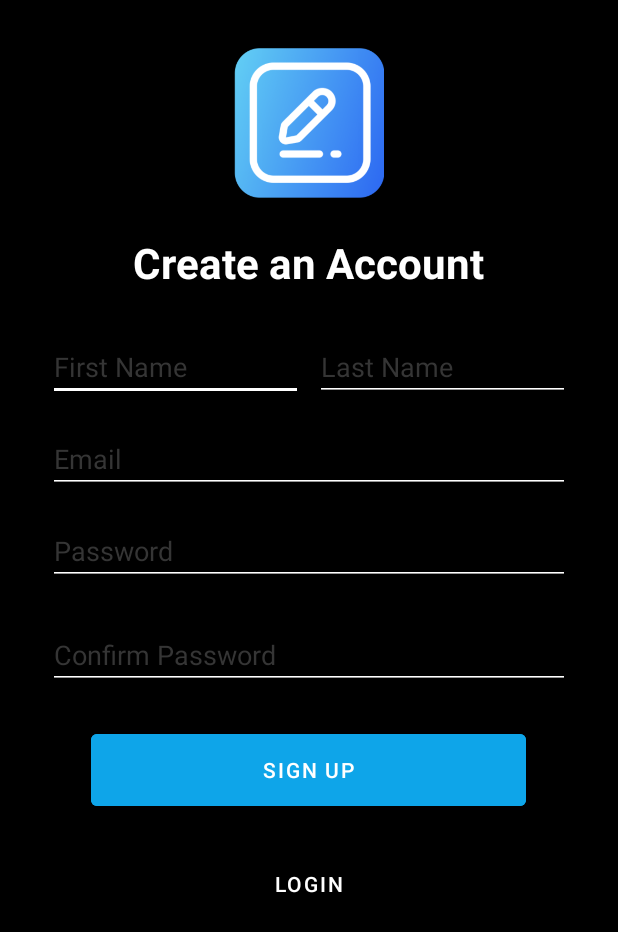
After one commit to lpta2302/final_mobile, an Android app: the SignupActivity screen opened directly, with no data from a screen before it, on a phone screen of 412 x 824 dp. The commit adds this screen. Shown: the top 932 px of the screen. Run offline under Robolectric (Android 15) with nearby library versions, the phone set to English and light mode, and no system bars.

Commit message:
login ui

```diff
--- a/app/src/main/AndroidManifest.xml
+++ b/app/src/main/AndroidManifest.xml
@@ -18,6 +18,12 @@
         android:theme="@style/Theme.Final_mobile"
         tools:targetApi="31">
         <activity
+            android:name=".activities.SignupActivity"
+            android:exported="false" />
+        <activity
+            android:name=".activities.LoginActivity"
+            android:exported="false" />
+        <activity
             android:name=".MainActivity"
             android:exported="true">
             <intent-filter>
--- /dev/null
+++ b/app/src/main/java/com/dev/mail/lpta2302/final_mobile/activities/SignupActivity.java
@@ -0,0 +1,35 @@
+package com.dev.mail.lpta2302.final_mobile.activities;
+
+import android.content.Intent;
+import android.os.Bundle;
+import android.view.View;
+import android.widget.Button;
+
+import androidx.activity.EdgeToEdge;
+import androidx.appcompat.app.AppCompatActivity;
+import androidx.core.graphics.Insets;
+import androidx.core.view.ViewCompat;
+import androidx.core.view.WindowInsetsCompat;
+
+import com.dev.mail.lpta2302.final_mobile.R;
+
+public class SignupActivity extends AppCompatActivity {
+
+    @Override
+    protected void onCreate(Bundle savedInstanceState) {
+        super.onCreate(savedInstanceState);
+        EdgeToEdge.enable(this);
+        setContentView(R.layout.activity_signup);
+
+        Button loginBtn = findViewById(R.id.loginLinkButton);
+
+        loginBtn.setOnClickListener(new View.OnClickListener() {
+            @Override
+            public void onClick(View v) {
+                Intent intent = new Intent(SignupActivity.this, LoginActivity.class);
+                startActivity(intent);
+                finish();
+            }
+        });
+    }
+}
--- /dev/null
+++ b/app/src/main/res/layout/activity_signup.xml
@@ -0,0 +1,118 @@
+<?xml version="1.0" encoding="utf-8"?>
+<ScrollView xmlns:android="http://schemas.android.com/apk/res/android"
+    android:layout_width="match_parent"
+    android:layout_height="match_parent"
+    xmlns:tools="http://schemas.android.com/tools"
+    tools:context=".activities.SignupActivity"
+    android:background="@color/main"
+    android:padding="16dp">
+
+    <LinearLayout
+        android:layout_width="match_parent"
+        android:layout_height="match_parent"
+        android:orientation="vertical"
+        android:gravity="center_horizontal"
+        android:padding="16dp">
+
+        <!-- Logo -->
+
+        <!-- Title -->
+        <ImageView
+            android:layout_width="100dp"
+            android:layout_height="100dp"
+            android:layout_marginBottom="24dp"
+            android:contentDescription="App Logo"
+            android:src="@drawable/logo" />
+
+        <TextView
+            android:layout_width="wrap_content"
+            android:layout_height="wrap_content"
+            android:layout_marginBottom="28dp"
+            android:gravity="center"
+            android:text="Create an Account"
+            android:textColor="@color/text"
+            android:textSize="28sp"
+            android:textStyle="bold" />
+
+        <!-- Name Row -->
+        <LinearLayout
+            android:layout_width="match_parent"
+            android:layout_height="wrap_content"
+            android:orientation="horizontal"
+            android:layout_marginBottom="16dp">
+
+            <EditText
+                android:layout_width="0dp"
+                android:layout_height="wrap_content"
+                android:layout_weight="1"
+                android:hint="First Name"
+                android:backgroundTint="@color/text"
+                android:textColor="@color/text"
+                android:textColorHint="@color/sub2"
+                android:layout_marginEnd="8dp" />
+
+            <EditText
+                android:layout_width="0dp"
+                android:layout_height="wrap_content"
+                android:layout_weight="1"
+                android:hint="Last Name"
+                android:backgroundTint="@color/text"
+                android:textColor="@color/text"
+                android:textColorHint="@color/sub2"/>
+        </LinearLayout>
+
+        <!-- Email -->
+        <EditText
+            android:layout_width="match_parent"
+            android:layout_height="wrap_content"
+            android:hint="Email"
+            android:backgroundTint="@color/text"
+            android:textColor="@color/text"
+            android:textColorHint="@color/sub2"
+            android:inputType="textEmailAddress"
+            android:layout_marginBottom="16dp" />
+
+        !-- Password -->
+        <EditText
+            android:id="@+id/passwordEt"
+            android:layout_width="match_parent"
+            android:layout_height="wrap_content"
+            android:hint="Password"
+            android:inputType="textPassword"
+            android:backgroundTint="@color/text"
+            android:textColor="@color/text"
+            android:textColorHint="@color/sub2"
+            android:layout_marginBottom="24dp" />
+
+        !-- Confirm Password -->
+        <EditText
+            android:id="@+id/confirmPasswordEt"
+            android:layout_width="match_parent"
+            android:layout_height="wrap_content"
+            android:hint="Confirm Password"
+            android:inputType="textPassword"
+            android:backgroundTint="@color/text"
+            android:textColor="@color/text"
+            android:textColorHint="@color/sub2"
+            android:layout_marginBottom="24dp" />
+
+        <!-- Buttons -->
+        <Button
+            android:id="@+id/signUpConfirmButton"
+            android:layout_width="290dp"
+            android:layout_height="60dp"
+            android:layout_marginBottom="16dp"
+            android:backgroundTint="@color/brand"
+            android:text="Sign up"
+            android:textColor="@color/text" />
+
+        <Button
+            android:id="@+id/loginLinkButton"
+            android:layout_width="290dp"
+            android:layout_height="60dp"
+            android:layout_marginBottom="16dp"
+            android:backgroundTint="@color/main"
+            android:text="Login"
+            android:textColor="@color/text" />
+    </LinearLayout>
+</ScrollView>
```
Also changed, not shown: app/src/main/java/com/dev/mail/lpta2302/final_mobile/MainActivity.java (+4 -3 lines), app/src/main/java/com/dev/mail/lpta2302/final_mobile/activities/LoginActivity.java (added, +37 -0 lines), app/src/main/res/layout/activity_login.xml (added, +101 -0 lines), app/src/main/res/drawable/logo.png.
